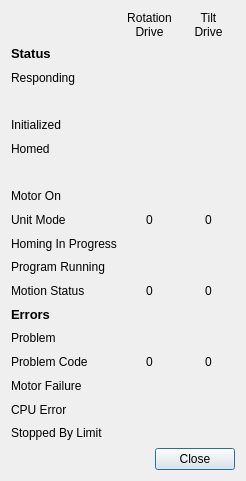
This is src/hcrgui/MotionControlDetails.ui in NCAR/HCR_instrument as Qt 5 draws it before an edit. The edited form follows.
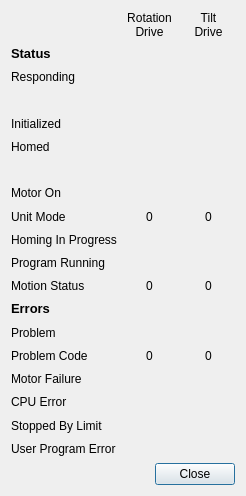
This is the edited form. Icons and pictures are not drawn.

Commit message: Added display for drive "User Program Error". (This should have been part of the previous commit.)

The edit to the form file:
```diff
--- a/src/hcrgui/MotionControlDetails.ui
+++ b/src/hcrgui/MotionControlDetails.ui
@@ -7,7 +7,7 @@
     <x>0</x>
     <y>0</y>
     <width>246</width>
-    <height>481</height>
+    <height>496</height>
    </rect>
   </property>
   <property name="windowTitle">
@@ -486,7 +486,7 @@
      </property>
     </widget>
    </item>
-   <item row="18" column="1" colspan="2">
+   <item row="19" column="1" colspan="2">
     <widget class="QDialogButtonBox" name="buttonBox">
      <property name="orientation">
       <enum>Qt::Horizontal</enum>
@@ -496,6 +496,39 @@
      </property>
     </widget>
    </item>
+   <item row="18" column="0">
+    <widget class="QLabel" name="programErrorLabel">
+     <property name="text">
+      <string>User Program Error</string>
+     </property>
+    </widget>
+   </item>
+   <item row="18" column="1">
+    <widget class="QLabel" name="rotProgramErrorIcon">
+     <property name="text">
+      <string/>
+     </property>
+     <property name="pixmap">
+      <pixmap resource="HcrGuiMainWindow.qrc">:/greenLED_off.png</pixmap>
+     </property>
+     <property name="alignment">
+      <set>Qt::AlignCenter</set>
+     </property>
+    </widget>
+   </item>
+   <item row="18" column="2">
+    <widget class="QLabel" name="tiltProgramErrorIcon">
+     <property name="text">
+      <string/>
+     </property>
+     <property name="pixmap">
+      <pixmap resource="HcrGuiMainWindow.qrc">:/greenLED_off.png</pixmap>
+     </property>
+     <property name="alignment">
+      <set>Qt::AlignCenter</set>
+     </property>
+    </widget>
+   </item>
   </layout>
  </widget>
  <resources>
```
